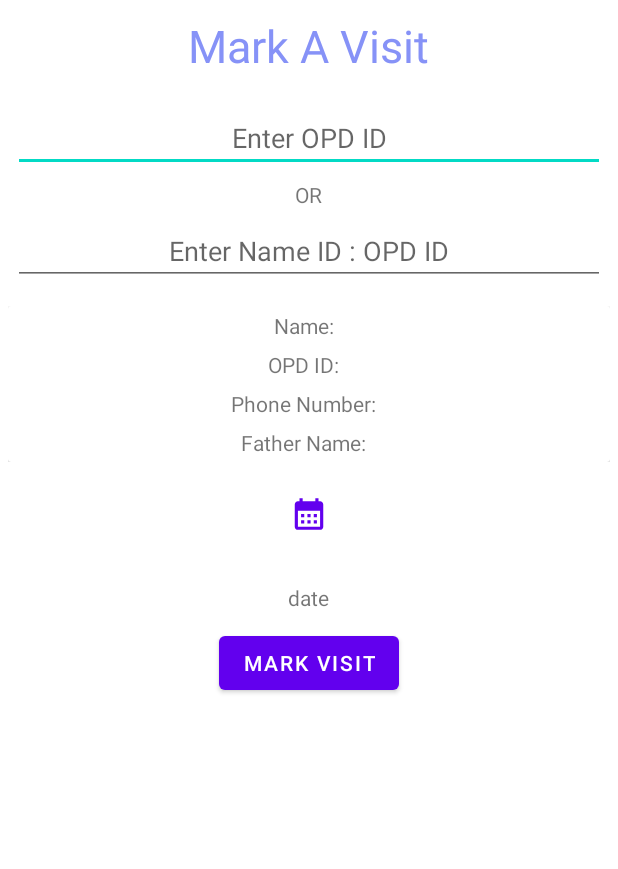
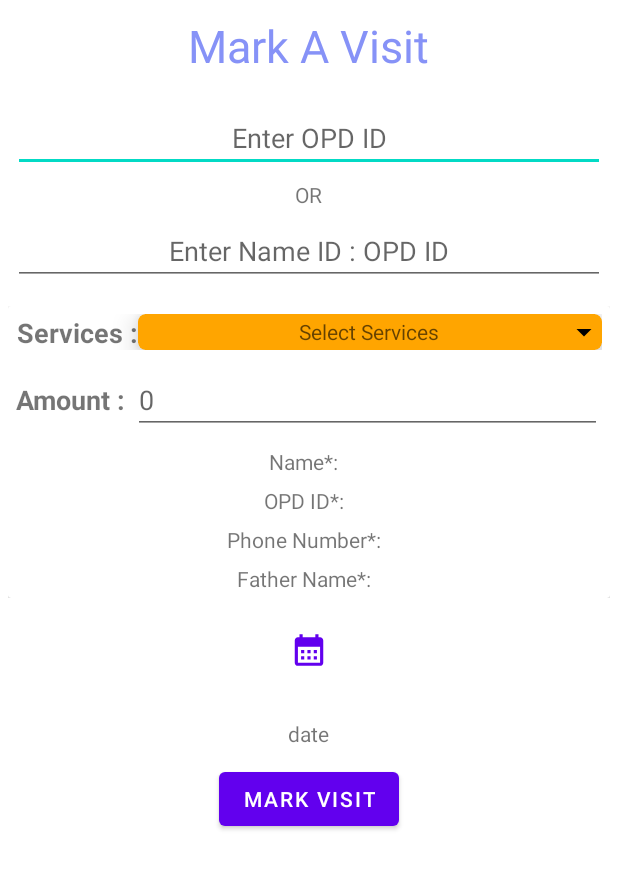
Before and after one commit to ashutosh2807/MaterialUIonAndroid, an Android app: the markVisit screen opened directly, with no data from a screen before it, on a phone screen of 412 x 824 dp. Shown: the top 869 px of the screen. Run offline under Robolectric (Android 15) with nearby library versions, the phone set to English and light mode, and no system bars; our stand-ins replace Firebase (no records; nobody signed in at launch, a user with empty details on screens opened directly).

Commit message:
smallfixes5

```diff
--- a/BottomNavigationView/app/src/main/java/com/example/bottomnavigationview/AddPatient.java
+++ b/BottomNavigationView/app/src/main/java/com/example/bottomnavigationview/AddPatient.java
@@ -177,7 +177,6 @@ public class AddPatient extends AppCompatActivity {
                 selectedGender = "";
             }
 
-
             dbSingleton.getInstance().saveToFirestore(
                     ValidateEditTexts(Name),
                     ValidateEditTexts(FName),
@@ -190,6 +189,8 @@ public class AddPatient extends AppCompatActivity {
                     ValidateEditTexts(etNote),
                     ValidateEditTexts(Address)
             );
+
+
     }
 
     private String ValidateEditTexts(EditText texts){
--- a/BottomNavigationView/app/src/main/res/layout/activity_add_patient.xml
+++ b/BottomNavigationView/app/src/main/res/layout/activity_add_patient.xml
@@ -222,6 +222,7 @@
 
                         <EditText
                             android:hint="Age"
+                            android:inputType="number"
                             android:id="@+id/etAge"
                             android:layout_width="match_parent"
                             android:importantForAutofill="no"
--- a/BottomNavigationView/app/src/main/res/layout/activity_mark_visit.xml
+++ b/BottomNavigationView/app/src/main/res/layout/activity_mark_visit.xml
@@ -114,6 +114,7 @@
             android:layout_gravity="center"
             android:foregroundGravity="center">
 
+
             <LinearLayout
                 android:id="@+id/cardline"
                 android:layout_width="match_parent"
@@ -122,6 +123,80 @@
                 android:layout_height="match_parent"
                 android:orientation="vertical">
 
+                <LinearLayout
+                    android:layout_width="match_parent"
+                    android:layout_height="wrap_content"
+                    android:orientation="horizontal"
+                    android:layout_gravity="center"
+                    android:layout_margin="5dp"
+                    android:gravity="center">
+
+                    <TextView
+                        android:layout_width="81dp"
+                        android:layout_height="match_parent"
+                        android:layout_gravity="center"
+                        android:gravity="center"
+                        android:text="Services : "
+                        android:textSize="18dp"
+                        android:textStyle="bold" />
+
+
+                    <com.google.android.material.card.MaterialCardView
+                        android:layout_width="match_parent"
+                        android:layout_height="wrap_content"
+                        app:cardBackgroundColor="#FFA500"
+                        app:cardCornerRadius="5dp"
+                        app:cardElevation="10dp"
+                        >
+
+                        <RelativeLayout
+                            android:id="@+id/rlServices"
+                            android:layout_width="match_parent"
+                            android:layout_height="match_parent">
+
+                            <TextView
+                                android:layout_width="wrap_content"
+                                android:layout_height="wrap_content"
+                                android:layout_centerInParent="true"
+                                android:id="@+id/tvSelectedservices"
+                                android:hint="Select Services">
+
+                            </TextView>
+                            <ImageView
+                                android:layout_width="wrap_content"
+                                android:layout_height="wrap_content"
+                                android:src="@drawable/arrowdown"
+                                android:layout_centerInParent="true"
+                                android:layout_alignParentEnd="true">
+
+                            </ImageView>
+                        </RelativeLayout>
+                    </com.google.android.material.card.MaterialCardView>
+                </LinearLayout>
+                <LinearLayout
+                    android:layout_width="match_parent"
+                    android:layout_height="wrap_content"
+                    android:orientation="horizontal"
+                    android:layout_gravity="center"
+                    android:layout_margin="5dp"
+                    android:gravity="center">
+                    <TextView
+                        android:layout_width="wrap_content"
+                        android:layout_height="wrap_content"
+                        android:layout_gravity="center"
+                        android:gravity="center"
+                        android:text="Amount : "
+                        android:textStyle="bold"
+                        android:textSize="18dp" />
+
+                    <EditText
+                        android:hint="0"
+                        android:id="@+id/etAmount"
+                        android:layout_width="match_parent"
+                        android:importantForAutofill="no"
+                        android:layout_height="wrap_content"
+                        />
+                </LinearLayout>
                 <LinearLayout
                     android:layout_width="wrap_content"
                     android:layout_height="wrap_content"
@@ -133,7 +208,7 @@
                     <TextView
                         android:layout_width="wrap_content"
                         android:layout_height="wrap_content"
-                        android:text="Name: "></TextView>
+                        android:text="Name*: "></TextView>
 
                     <TextView
                         android:id="@+id/tvName"
@@ -154,7 +229,7 @@
                     <TextView
                         android:layout_width="wrap_content"
                         android:layout_height="wrap_content"
-                        android:text="OPD ID: "></TextView>
+                        android:text="OPD ID*: "></TextView>
 
                     <TextView
                         android:id="@+id/tvOPD"
@@ -174,7 +249,7 @@
                     <TextView
                         android:layout_width="wrap_content"
                         android:layout_height="wrap_content"
-                        android:text="Phone Number: "></TextView>
+                        android:text="Phone Number*: "></TextView>
 
                     <TextView
                         android:id="@+id/tvPhone"
@@ -194,7 +269,7 @@
                     <TextView
                         android:layout_width="wrap_content"
                         android:layout_height="wrap_content"
-                        android:text="Father Name: "></TextView>
+                        android:text="Father Name*: "></TextView>
 
                     <TextView
                         android:id="@+id/tvFatherName"
```
Also changed, not shown: BottomNavigationView/app/src/main/java/com/example/bottomnavigationview/fragments/homeFragment.java (+16 -0 lines), BottomNavigationView/app/src/main/java/com/example/bottomnavigationview/markVisit.java (+118 -4 lines), BottomNavigationView/app/src/main/java/com/example/bottomnavigationview/profileData/dbSingleton.java (+10 -7 lines), BottomNavigationView/app/src/main/res/layout/detailed_dialog.xml (+26 -0 lines). Lines whose indentation alone changed are shown as unchanged.
